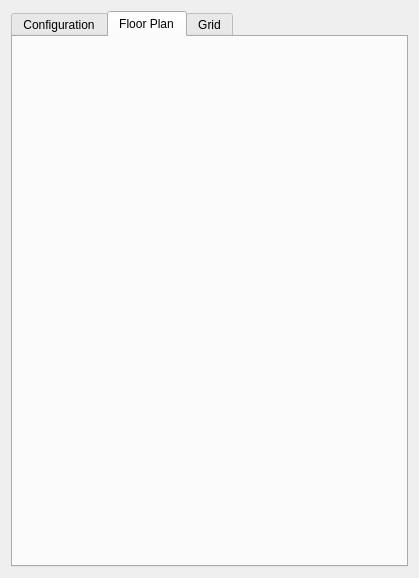
AngryBeast/SerialDisplay, file views/ViewSettingsWidget.ui: the form before one commit.
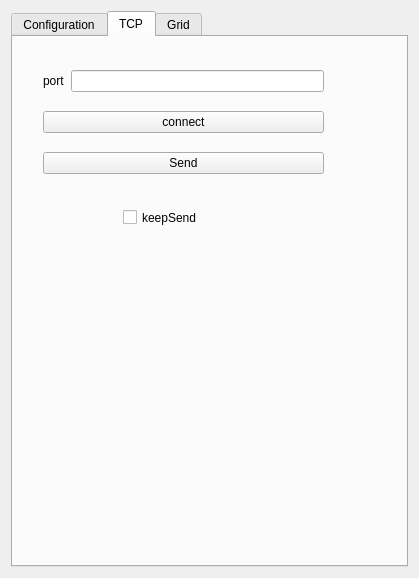
The form after the commit. The open tabs and pages were chosen to show the change.

Diff of the .ui file:
```diff
--- a/views/ViewSettingsWidget.ui
+++ b/views/ViewSettingsWidget.ui
@@ -238,8 +238,57 @@
      </widget>
      <widget class="QWidget" name="floorplan_tab">
       <attribute name="title">
-       <string>Floor Plan</string>
+       <string>TCP</string>
       </attribute>
+      <widget class="QWidget" name="gridLayoutWidget">
+       <property name="geometry">
+        <rect>
+         <x>30</x>
+         <y>20</y>
+         <width>281</width>
+         <height>131</height>
+        </rect>
+       </property>
+       <layout class="QGridLayout" name="gridLayout">
+        <item row="0" column="0">
+         <widget class="QLabel" name="label_port">
+          <property name="text">
+           <string>port</string>
+          </property>
+         </widget>
+        </item>
+        <item row="1" column="0" colspan="2">
+         <widget class="QPushButton" name="pushButton_connect">
+          <property name="text">
+           <string>connect</string>
+          </property>
+         </widget>
+        </item>
+        <item row="0" column="1">
+         <widget class="QLineEdit" name="lineEdit_port"/>
+        </item>
+        <item row="2" column="0" colspan="2">
+         <widget class="QPushButton" name="pushButton_send">
+          <property name="text">
+           <string>Send</string>
+          </property>
+         </widget>
+        </item>
+       </layout>
+      </widget>
+      <widget class="QCheckBox" name="checkBox_send">
+       <property name="geometry">
+        <rect>
+         <x>110</x>
+         <y>160</y>
+         <width>131</width>
+         <height>41</height>
+        </rect>
+       </property>
+       <property name="text">
+        <string>keepSend</string>
+       </property>
+      </widget>
      </widget>
      <widget class="QWidget" name="grid_tab">
       <attribute name="title">
```
Left out of the diff: 2 changed lines with no effect on the pictures.
